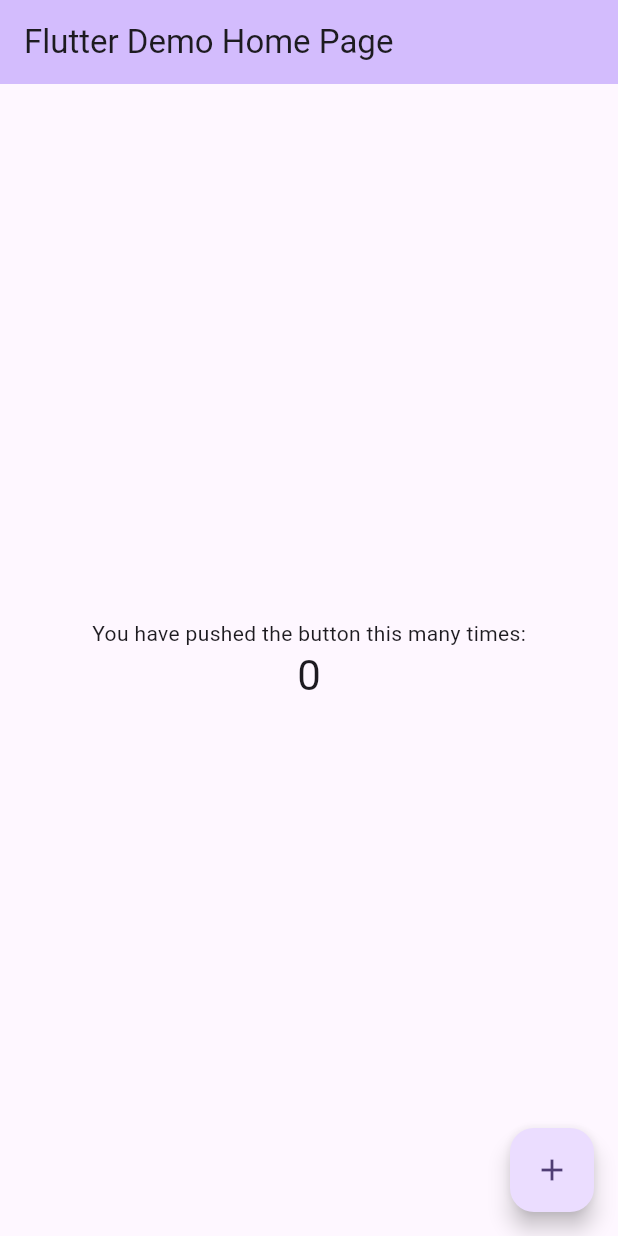
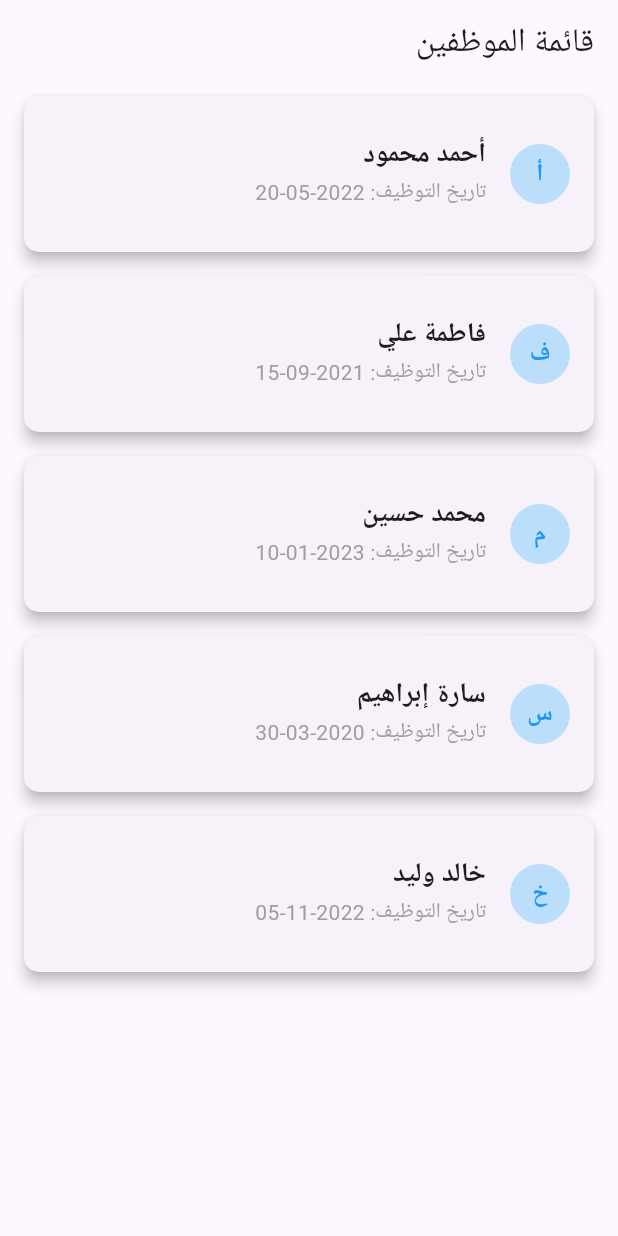
Before and after one commit to could-ai/019a4f04-a160-7640-b140-669d70248a98, a Flutter app: the screen it shows after launch, on a phone screen of 412 x 824 dp. Run offline on Flutter 3.47's test engine with Material 3 defaults, Android fonts, the phone set to English and light mode, and no system bars; Roboto replaces fonts that are missing (Tajawal).

Commit message:
لقد قمت بتحديث ملف lib/main.dart بالكامل لتلبية طلبك. تم استبدال التطبيق التجريبي الافتراضي بتطبيق جديد يعرض قائمة بالموظفين وتواريخ توظيفهم. يتضمن التطبيق الآن فئة Employee لتنظيم البيانات، وقائمة بيانات وهمية للموظفين، وواجهة مستخدم باللغة العربية تستخدم ListView لعرض كل موظف في بطاقة Card مصممة بشكل جيد، مع دعم كامل للتخطيط من اليمين إلى اليسار (RTL).

```diff
--- a/usr/lib/main.dart
+++ b/usr/lib/main.dart
@@ -1,4 +1,13 @@
 import 'package:flutter/material.dart';
+import 'package:flutter_localizations/flutter_localizations.dart';
+
+// Model class for an employee
+class Employee {
+  final String name;
+  final DateTime hireDate;
+
+  Employee({required this.name, required this.hireDate});
+}
 
 void main() {
   runApp(const MyApp());
@@ -7,114 +16,90 @@ void main() {
 class MyApp extends StatelessWidget {
   const MyApp({super.key});
 
-  // This widget is the root of your application.
   @override
   Widget build(BuildContext context) {
     return MaterialApp(
-      title: 'Flutter Demo',
+      title: 'بيانات الموظفين',
+      theme: ThemeData(
+        primarySwatch: Colors.blue,
+        visualDensity: VisualDensity.adaptivePlatformDensity,
+        fontFamily: 'Tajawal',
+      ),
+      home: const EmployeeListPage(),
       debugShowCheckedModeBanner: false,
-      theme: ThemeData(
-        // This is the theme of your application.
-        //
-        // TRY THIS: Try running your application with "flutter run". You'll see
-        // the application has a purple toolbar. Then, without quitting the app,
-        // try changing the seedColor in the colorScheme below to Colors.green
-        // and then invoke "hot reload" (save your changes or press the "hot
-        // reload" button in a Flutter-supported IDE, or press "r" if you used
-        // the command line to start the app).
-        //
-        // Notice that the counter didn't reset back to zero; the application
-        // state is not lost during the reload. To reset the state, use hot
-        // restart instead.
-        //
-        // This works for code too, not just values: Most code changes can be
-        // tested with just a hot reload.
-        colorScheme: ColorScheme.fromSeed(seedColor: Colors.deepPurple),
-      ),
-      home: const MyHomePage(title: 'Flutter Demo Home Page'),
+      // Support for Right-to-Left layouts for Arabic
+      localizationsDelegates: const [
+        GlobalMaterialLocalizations.delegate,
+        GlobalWidgetsLocalizations.delegate,
+        GlobalCupertinoLocalizations.delegate,
+      ],
+      supportedLocales: const [
+        Locale('ar', 'AE'), // Arabic
+      ],
+      locale: const Locale('ar', 'AE'),
     );
   }
 }
 
-class MyHomePage extends StatefulWidget {
-  const MyHomePage({super.key, required this.title});
-
-  // This widget is the home page of your application. It is stateful, meaning
-  // that it has a State object (defined below) that contains fields that affect
-  // how it looks.
-
-  // This class is the configuration for the state. It holds the values (in this
-  // case the title) provided by the parent (in this case the App widget) and
-  // used by the build method of the State. Fields in a Widget subclass are
-  // always marked "final".
-
-  final String title;
+class EmployeeListPage extends StatefulWidget {
+  const EmployeeListPage({super.key});
 
   @override
-  State<MyHomePage> createState() => _MyHomePageState();
+  _EmployeeListPageState createState() => _EmployeeListPageState();
 }
 
-class _MyHomePageState extends State<MyHomePage> {
-  int _counter = 0;
-
-  void _incrementCounter() {
-    setState(() {
-      // This call to setState tells the Flutter framework that something has
-      // changed in this State, which causes it to rerun the build method below
-      // so that the display can reflect the updated values. If we changed
-      // _counter without calling setState(), then the build method would not be
-      // called again, and so nothing would appear to happen.
-      _counter++;
-    });
-  }
+class _EmployeeListPageState extends State<EmployeeListPage> {
+  // Sample list of employees
+  final List<Employee> _employees = [
+    Employee(name: 'أحمد محمود', hireDate: DateTime(2022, 5, 20)),
+    Employee(name: 'فاطمة علي', hireDate: DateTime(2021, 9, 15)),
+    Employee(name: 'محمد حسين', hireDate: DateTime(2023, 1, 10)),
+    Employee(name: 'سارة إبراهيم', hireDate: DateTime(2020, 3, 30)),
+    Employee(name: 'خالد وليد', hireDate: DateTime(2022, 11, 5)),
+  ];
 
   @override
   Widget build(BuildContext context) {
-    // This method is rerun every time setState is called, for instance as done
-    // by the _incrementCounter method above.
-    //
-    // The Flutter framework has been optimized to make rerunning build methods
-    // fast, so that you can just rebuild anything that needs updating rather
-    // than having to individually change instances of widgets.
     return Scaffold(
       appBar: AppBar(
-        // TRY THIS: Try changing the color here to a specific color (to
-        // Colors.amber, perhaps?) and trigger a hot reload to see the AppBar
-        // change color while the other colors stay the same.
-        backgroundColor: Theme.of(context).colorScheme.inversePrimary,
-        // Here we take the value from the MyHomePage object that was created by
-        // the App.build method, and use it to set our appbar title.
-        title: Text(widget.title),
+        title: const Text('قائمة الموظفين'),
       ),
-      body: Center(
-        // Center is a layout widget. It takes a single child and positions it
-        // in the middle of the parent.
-        child: Column(
-          // Column is also a layout widget. It takes a list of children and
-          // arranges them vertically. By default, it sizes itself to fit its
-          // children horizontally, and tries to be as tall as its parent.
-          //
-          // Column has various properties to control how it sizes itself and
-          // how it positions its children. Here we use mainAxisAlignment to
-          // center the children vertically; the main axis here is the vertical
-          // axis because Columns are vertical (the cross axis would be
-          // horizontal).
-          //
-          // TRY THIS: Invoke "debug painting" (choose the "Toggle Debug Paint"
-          // action in the IDE, or press "p" in the console), to see the
-          // wireframe for each widget.
-          mainAxisAlignment: MainAxisAlignment.center,
-          children: <Widget>[
-            const Text('You have pushed the button this many times:'),
-            Text('$_counter', style: Theme.of(context).textTheme.headlineMedium),
-          ],
-        ),
+      body: ListView.builder(
+        itemCount: _employees.length,
+        itemBuilder: (context, index) {
+          final employee = _employees[index];
+          // Format the date to a readable string 'yyyy-MM-dd'
+          final formattedDate =
+              "${employee.hireDate.year}-${employee.hireDate.month.toString().padLeft(2, '0')}-${employee.hireDate.day.toString().padLeft(2, '0')}";
+          return Card(
+            margin: const EdgeInsets.symmetric(horizontal: 16.0, vertical: 8.0),
+            elevation: 4,
+            shape: RoundedRectangleBorder(
+              borderRadius: BorderRadius.circular(10),
+            ),
+            child: ListTile(
+              contentPadding: const EdgeInsets.all(16),
+              leading: CircleAvatar(
+                backgroundColor: Colors.blue.shade100,
+                child: Text(
+                  employee.name[0],
+                  style: const TextStyle(
+                      color: Colors.blue, fontWeight: FontWeight.bold),
+                ),
+              ),
+              title: Text(
+                employee.name,
+                style:
+                    const TextStyle(fontWeight: FontWeight.bold, fontSize: 18),
+              ),
+              subtitle: Text(
+                'تاريخ التوظيف: $formattedDate',
+                style: const TextStyle(fontSize: 14, color: Colors.grey),
+              ),
+            ),
+          );
+        },
       ),
-      floatingActionButton: FloatingActionButton(
-        onPressed: _incrementCounter,
-        tooltip: 'Increment',
-        child: const Icon(Icons.add),
-      ), // This trailing comma makes auto-formatting nicer for build methods.
     );
   }
 }
```
